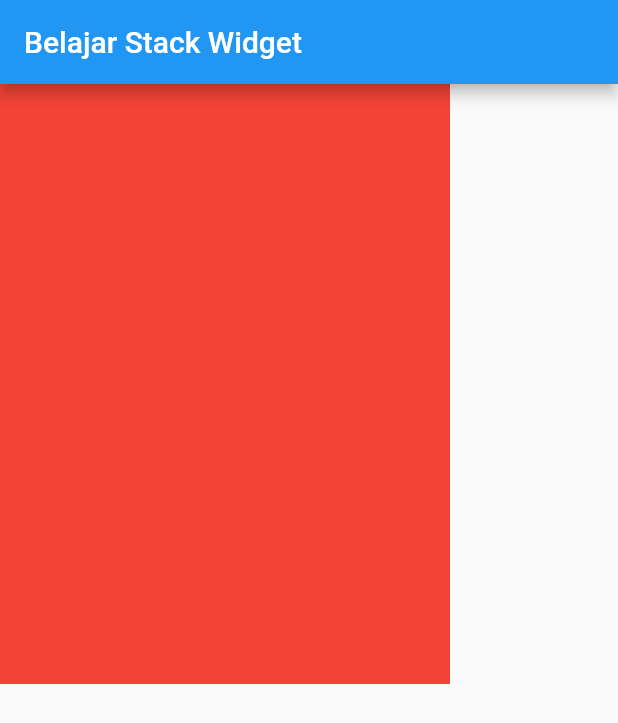
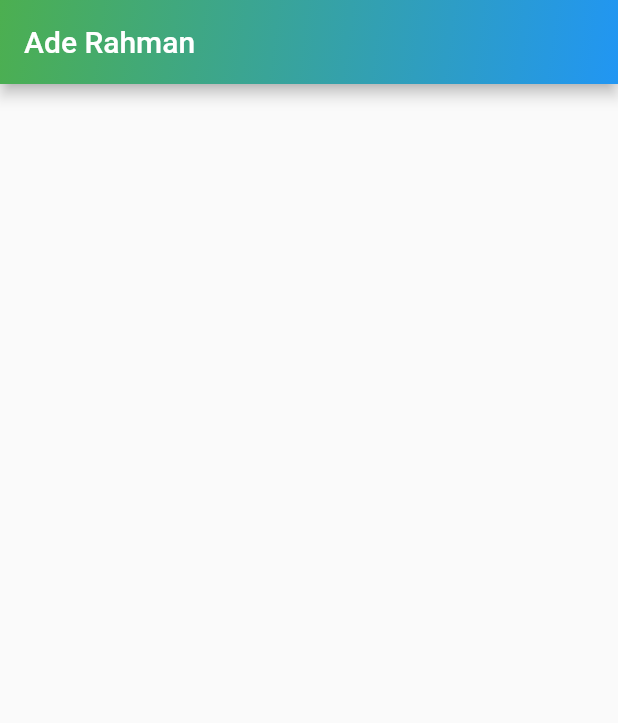
Before and after one commit to muhademan/materiflutter, a Flutter app: the screen it shows after launch, on a phone screen of 412 x 824 dp. Shown: the top 723 px of the screen. Run offline on Flutter 3.47's test engine with Material 2 defaults, Android fonts, the phone set to English and light mode, and no system bars.

Commit message:
AppBar pada Flutter

```diff
--- a/lib/main.dart
+++ b/lib/main.dart
@@ -1,40 +1,36 @@
 import 'package:flutter/material.dart';
 
 void main() {
-  runApp(MaterialApp(
-    home: BelajarStackWidget(),
-  ));
+  runApp(MyApp());
 }
 
-class BelajarStackWidget extends StatelessWidget{
+class MyApp extends StatelessWidget {
   @override
-  Widget build(BuildContext context){
+  Widget build(BuildContext context) {
     return MaterialApp(
-        debugShowCheckedModeBanner: false,
-        home: Scaffold(
-          appBar: AppBar(
-            title: Text("Belajar Stack Widget"),
+      home: MyHomePage(),
+    );
+  }
+}
+
+class MyHomePage extends StatelessWidget {
+  @override
+  Widget build(BuildContext context) {
+    return Scaffold(
+      appBar: AppBar(
+        title: Text('Ade Rahman'),
+        flexibleSpace: Container(
+          decoration: BoxDecoration(
+              gradient: LinearGradient(
+                  begin: Alignment.topLeft,
+                  end: Alignment.bottomRight,
+                  colors: <Color>[
+                    Colors.green,
+                    Colors.blue
+                  ])
           ),
-          body: IndexedStack(
-            index: 1,
-            children: <Widget>[
-              Container(color: Colors.green,
-              ),
-              Container(color: Colors.red,
-                height: 400.0,
-                width: 300.0,
-              ),
-              Positioned(
-                right: 40.0,
-                top: 100.0,
-                child: Container(color: Colors.deepPurple,
-                  height: 200.0,
-                  width: 200.0,
-                ),
-              )
-            ],
-          ),
-        )
+        ),
+      ),
     );
-    }
   }
+}
```
Also changed, not shown: 1 other file.
